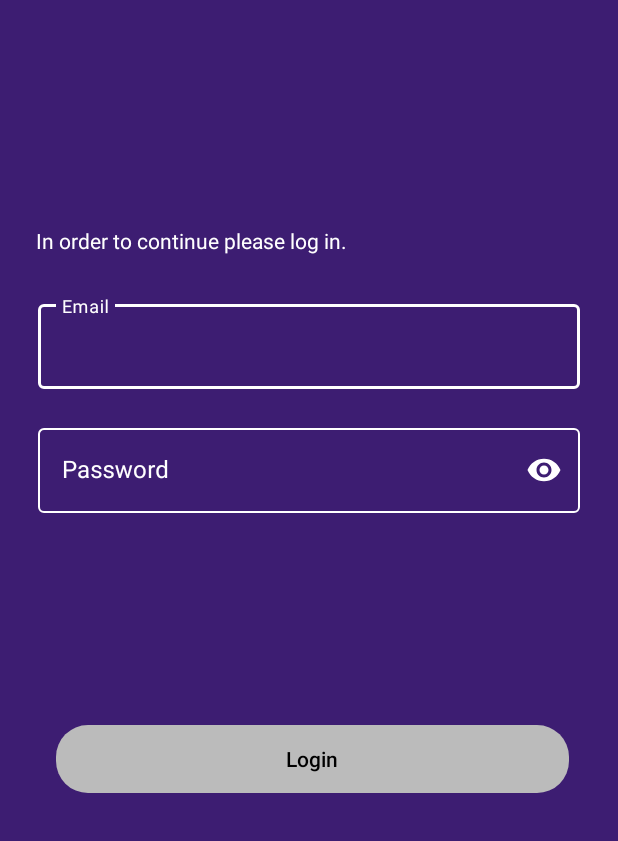
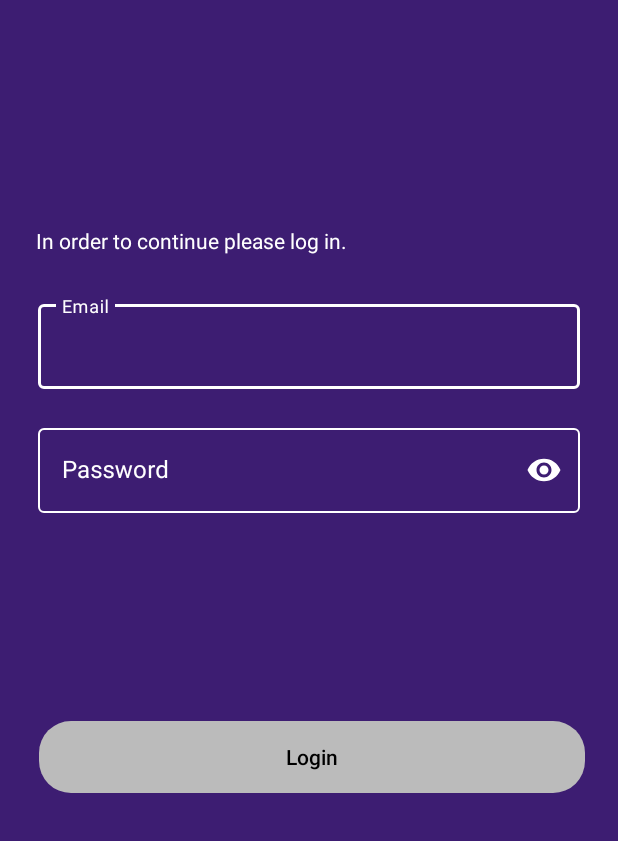
Before and after one commit to choondrise/isa-shows-app-choondrise, an Android app: the screen it shows after launch (LoginActivity), on a phone screen of 412 x 824 dp, the part 395-1236 px from its top. Run offline under Robolectric (Android 15) with nearby library versions, the phone set to English and light mode, and no system bars.

Commit message:
Change button hardcoded height and width and replace match_parent with 0dp in textInputLayouts and bodyText

```diff
--- a/Shows/app/src/main/res/layout/activity_login.xml
+++ b/Shows/app/src/main/res/layout/activity_login.xml
@@ -52,7 +52,7 @@
 
     <TextView
         android:id="@+id/bodyText"
-        android:layout_width="match_parent"
+        android:layout_width="0dp"
         android:layout_height="wrap_content"
         android:text="@string/in_order_to_continue_please_log_in"
         android:textColor="@color/white"
@@ -68,7 +68,7 @@
     <com.google.android.material.textfield.TextInputLayout
         style="@style/Widget.MaterialComponents.TextInputLayout.OutlinedBox"
         android:id="@+id/emailInput"
-        android:layout_width="match_parent"
+        android:layout_width="0dp"
         android:layout_height="wrap_content"
         android:theme="@style/CustomTextInputLayout_overlay"
         app:layout_constraintEnd_toEndOf="parent"
@@ -98,7 +98,7 @@
     <com.google.android.material.textfield.TextInputLayout
         style="@style/Widget.MaterialComponents.TextInputLayout.OutlinedBox"
         android:id="@+id/passwordInput"
-        android:layout_width="match_parent"
+        android:layout_width="0dp"
         android:layout_height="wrap_content"
         android:theme="@style/CustomTextInputLayout_overlay"
         app:layout_constraintEnd_toEndOf="parent"
@@ -128,8 +128,8 @@
 
     <androidx.appcompat.widget.AppCompatButton
         android:id="@+id/loginButton"
-        android:layout_width="342dp"
-        android:layout_height="45dp"
+        android:layout_width="0dp"
+        android:layout_height="wrap_content"
         app:layout_constraintBottom_toBottomOf="parent"
         app:layout_constraintEnd_toEndOf="parent"
         app:layout_constraintStart_toStartOf="parent"
```
